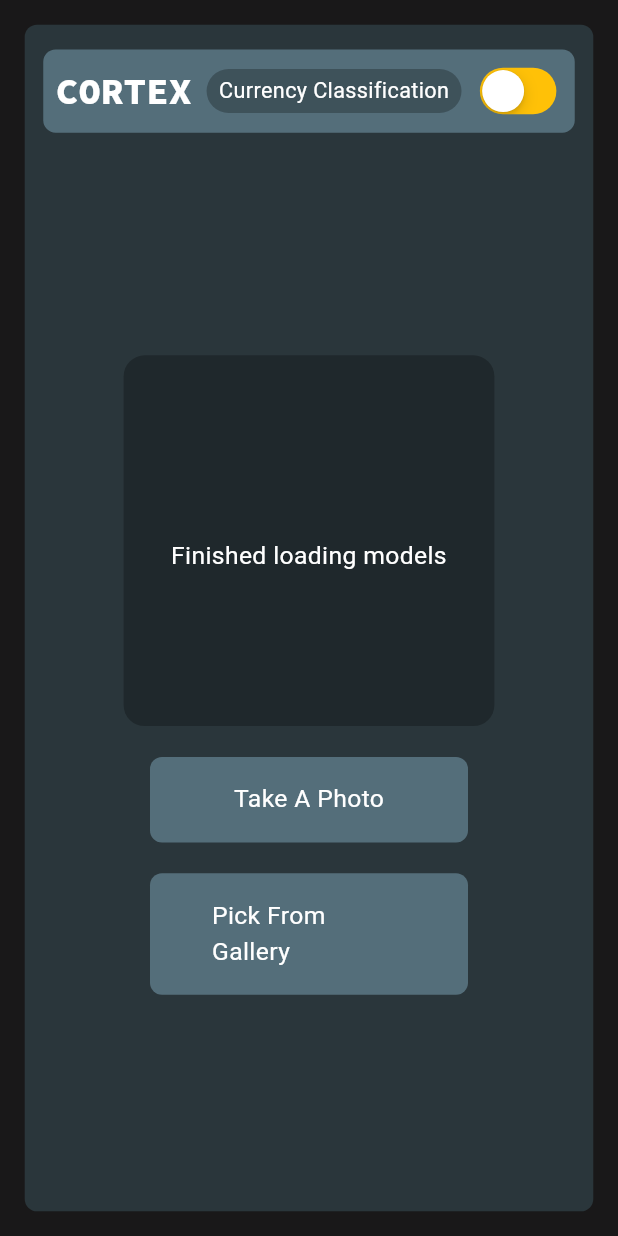
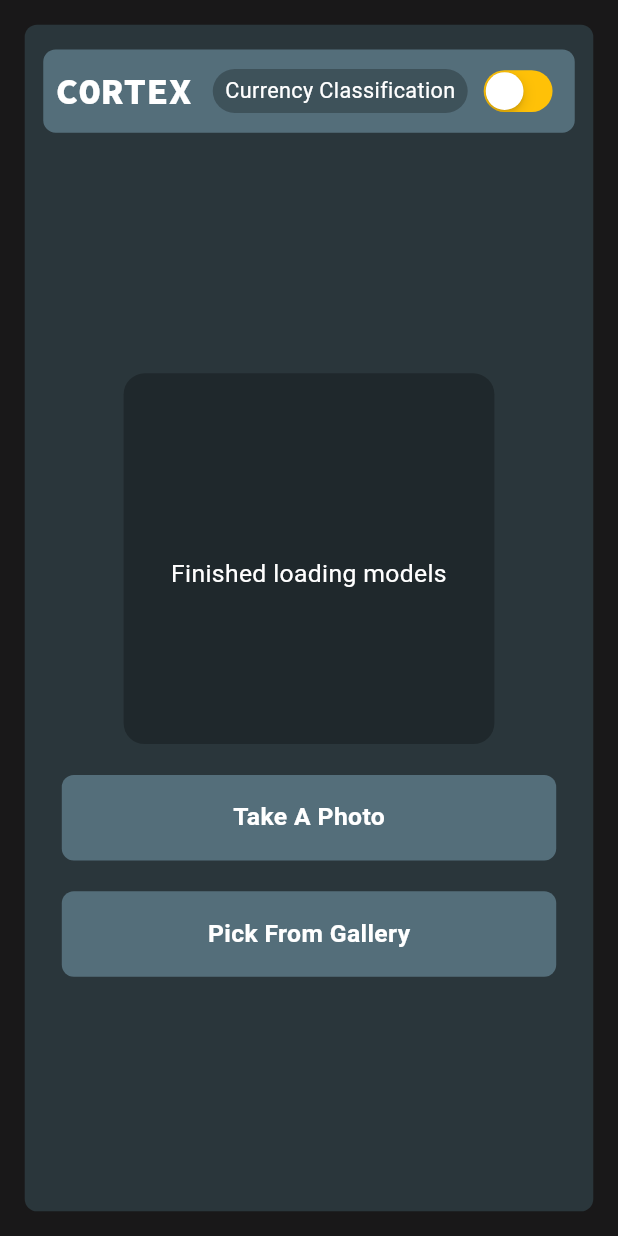
Before and after one commit to NehalH/Cortex-standalone, a Flutter app: the screen it shows after launch, on a phone screen of 412 x 824 dp. Run offline on Flutter 3.47's test engine with Material 3 defaults, Android fonts, the phone set to English and light mode, and no system bars; our stand-ins replace google_fonts, image_picker; missing offline and left inert: flutter_tesseract_ocr, flutter_tflite.

Commit message:
Update UI responsiveness

```diff
--- a/lib/views/home.dart
+++ b/lib/views/home.dart
@@ -169,8 +169,10 @@ class _HomeState extends State<Home> {
                             textAlign: TextAlign.right,
                           ),
                         ),
-                        SizedBox(width: width *0.02,),
-                        CupertinoSwitch(
+                        SizedBox(width: width *0.01,),
+                        Transform.scale(
+                          scale: 0.9,
+                          child: CupertinoSwitch(
                             trackColor: Colors.amber,
                             activeColor: Colors.blue,
                             value: regressionType == RegressionType.ocr,
@@ -184,6 +186,7 @@ class _HomeState extends State<Home> {
                                 }
                               });
                             },
+                          ),
                         ),
                       ],
                     ),
@@ -208,15 +211,19 @@ class _HomeState extends State<Home> {
                             ),
                           ),
                         ),
-                        const Divider(
-                          height: 25,
-                          thickness: 1,
+                        SizedBox(height: width *0.06,),
+                        Container(
+                          width: double.infinity,
+                          decoration: BoxDecoration(
+                            color: Colors.black12,
+                            borderRadius: BorderRadius.circular(width *0.02),
                           ),
-                        DisplayOutput(regressionType: regressionType, output: _output,),
-                        const Divider(
-                          height: 25,
-                          thickness: 1,
+                          padding: EdgeInsets.symmetric(horizontal: width *0.1, vertical: width *0.05),
+                          child: Center(
+                            child: DisplayOutput(regressionType: regressionType, output: _output,),
                           ),
+                        ),
+                        SizedBox(height: width *0.06,),
                       ],
                     ),
               ),
--- a/lib/widgets/cortex_button.dart
+++ b/lib/widgets/cortex_button.dart
@@ -18,7 +18,7 @@ class CortexFlatButton extends StatelessWidget {
     return GestureDetector(
       onTap: onTap,
       child: Container(
-        width: MediaQuery.of(context).size.width - 200,
+        width: MediaQuery.of(context).size.width *0.8,
         alignment: Alignment.center,
         padding:
         EdgeInsets.symmetric(horizontal: width *0.1, vertical: width *0.04),
@@ -30,6 +30,7 @@ class CortexFlatButton extends StatelessWidget {
           style: TextStyle(
             color: Colors.white,
             fontSize: width *0.04,
+            fontWeight: FontWeight.w600,
           ),
         ),
       ),
```
Also changed, not shown: lib/widgets/display_output.dart (+12 -11 lines). Lines whose indentation alone changed are shown as unchanged.
